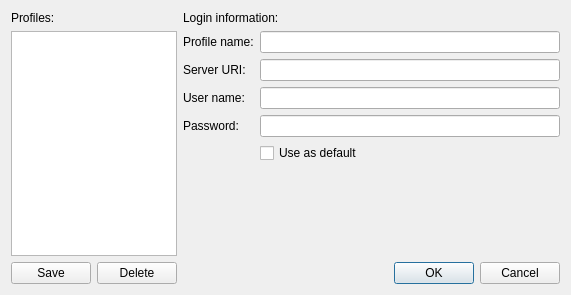
The window that Libs/XNAT/Widgets/ctkXnatLoginDialog.ui (espakm/CTK) describes before a commit, drawn with Qt 5.
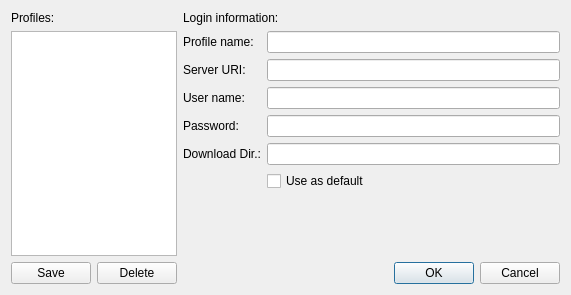
The same window after the commit.

Commit message: Squashed XNAT update

The edit to the form file:
```diff
--- a/Libs/XNAT/Widgets/ctkXnatLoginDialog.ui
+++ b/Libs/XNAT/Widgets/ctkXnatLoginDialog.ui
@@ -156,13 +156,23 @@
            </property>
           </widget>
          </item>
-         <item row="5" column="1">
+         <item row="5" column="0">
+          <widget class="QLabel" name="lblDownloadDir">
+           <property name="text">
+            <string>Download Dir.:</string>
+           </property>
+          </widget>
+         </item>
+         <item row="6" column="1">
           <widget class="QCheckBox" name="cbxDefaultProfile">
            <property name="text">
             <string>Use as default</string>
            </property>
           </widget>
          </item>
+         <item row="5" column="1">
+          <widget class="QLineEdit" name="edtDownloadDir"/>
+         </item>
         </layout>
        </widget>
       </item>
```
Left out of the diff: 1 changed line with no effect on the pictures. The commit also changes 43 other files.
